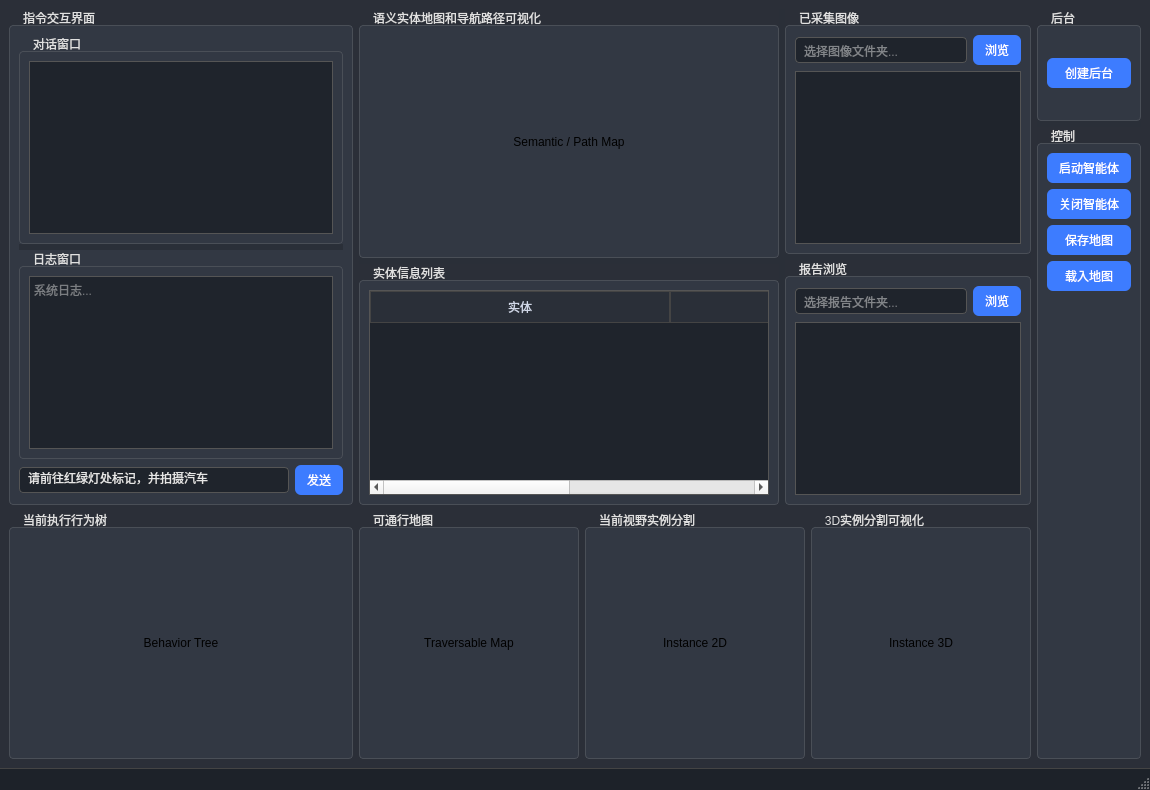
Old version of the form app/window.ui in the repository xyyandhtl/EmbodiedGenAgent.
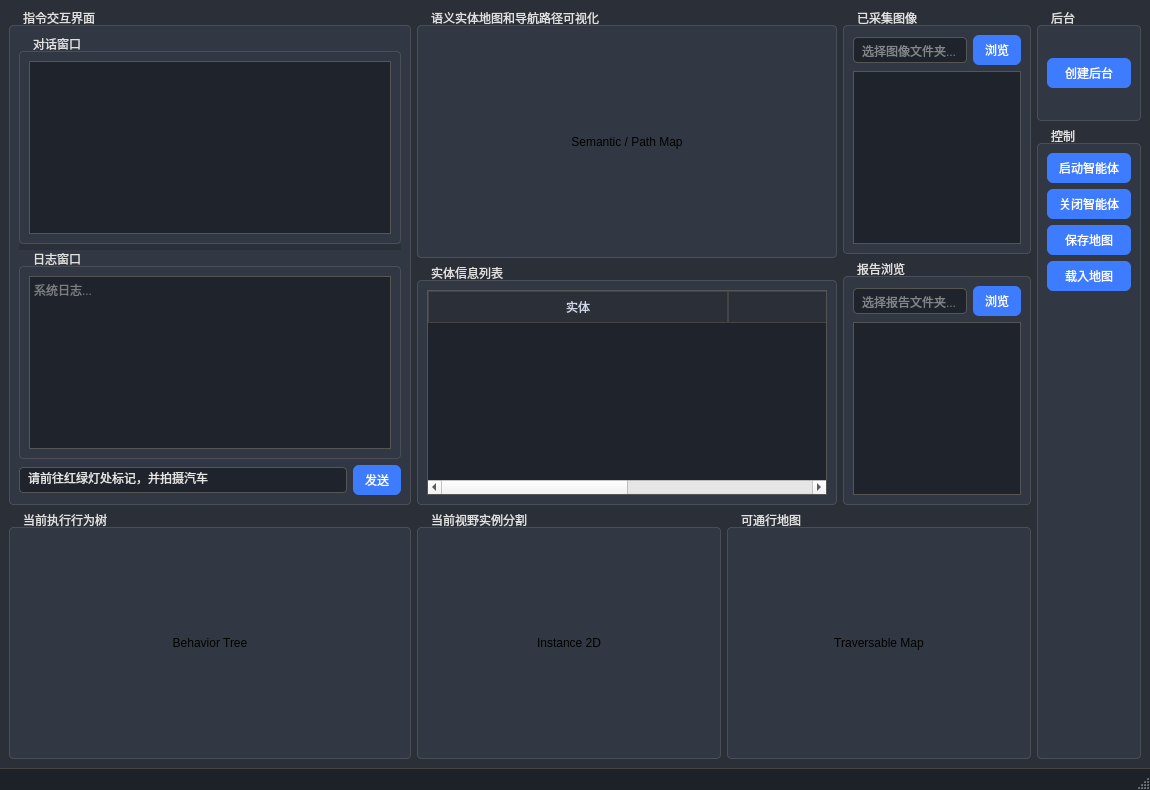
New version of the form.

Commit message: remove instance_3d_image window

What changed in the file:
```diff
--- a/app/window.ui
+++ b/app/window.ui
@@ -391,32 +391,14 @@
      </widget>
     </item>
 
-    <!-- 中部三幅图 -->
-    <item row="3" column="1">
-     <widget class="QGroupBox" name="groupTraversable">
-      <property name="title">
-       <string>可通行地图</string>
+    <!-- 中部两幅图 - 用水平分割器承载，两者均分宽度，并横跨中间三列以占满右下角 -->
+    <item row="3" column="1" colspan="3">
+     <widget class="QSplitter" name="splitBottom">
+      <property name="orientation">
+       <enum>Qt::Horizontal</enum>
       </property>
-      <layout class="QVBoxLayout" name="vboxTrav">
-       <item>
-        <widget class="QLabel" name="traversableMapLabel">
-         <property name="minimumSize">
-          <size><width>200</width><height>160</height></size>
-         </property>
-         <property name="alignment">
-          <set>Qt::AlignCenter</set>
-         </property>
-         <property name="text">
-          <string>Traversable Map</string>
-         </property>
-         <property name="scaledContents"><bool>true</bool></property>
-        </widget>
-       </item>
-      </layout>
-     </widget>
-    </item>
 
-    <item row="3" column="2">
+      <!-- moved: groupInstance2d -->
      <widget class="QGroupBox" name="groupInstance2d">
       <property name="title">
        <string>当前视野实例分割</string>
@@ -438,16 +420,15 @@
        </item>
       </layout>
      </widget>
-    </item>
 
-    <item row="3" column="3">
-     <widget class="QGroupBox" name="groupInstance3d">
+      <!-- moved: groupTraversable -->
+      <widget class="QGroupBox" name="groupTraversable">
       <property name="title">
-       <string>3D实例分割可视化</string>
-      </property>
-      <layout class="QVBoxLayout" name="vboxIns3d">
+        <string>可通行地图</string>
+       </property>
+       <layout class="QVBoxLayout" name="vboxTrav">
        <item>
-        <widget class="QLabel" name="instance3DLabel">
+         <widget class="QLabel" name="traversableMapLabel">
          <property name="minimumSize">
           <size><width>200</width><height>160</height></size>
          </property>
@@ -455,12 +436,13 @@
           <set>Qt::AlignCenter</set>
          </property>
          <property name="text">
-          <string>Instance 3D</string>
+           <string>Traversable Map</string>
          </property>
          <property name="scaledContents"><bool>true</bool></property>
         </widget>
        </item>
       </layout>
+      </widget>
      </widget>
     </item>
 
```
Lines whose indentation alone changed are shown as unchanged. The commit also changes 3 other files.
